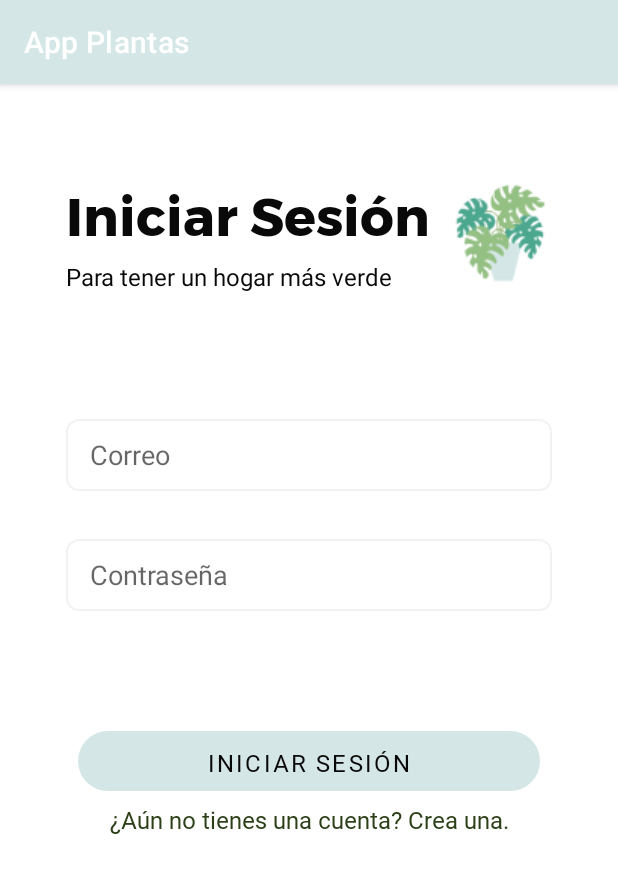
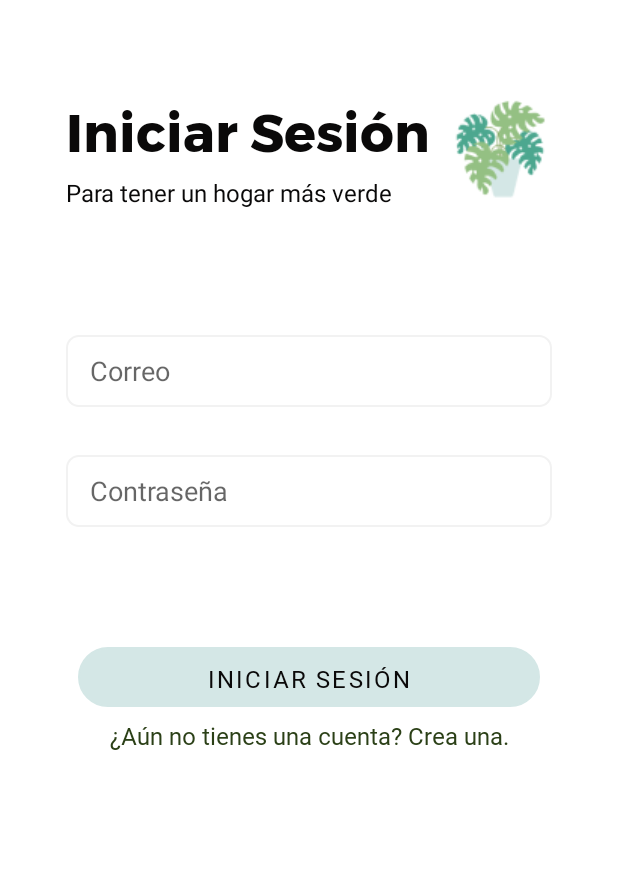
Before and after one commit to SaidAZG/ProyectoAndroid1, an Android app: the screen it shows after launch (IniciarSesion), after a tap on "Continuar", on a phone screen of 412 x 824 dp. Shown: the top 873 px of the screen. Run offline under Robolectric (Android 15) with nearby library versions, the phone set to English and light mode, and no system bars; our stand-ins replace Firebase (no records; nobody signed in at launch, a user with empty details on screens opened directly), data binding; Roboto replaces fonts that are not available here.

Commit message:
Corrección 1 Flujo Inicio

```diff
--- a/app/src/main/AndroidManifest.xml
+++ b/app/src/main/AndroidManifest.xml
@@ -12,13 +12,12 @@
         android:theme="@style/Theme.App_Plantas_ISWM">
         <activity android:name=".MainActivity">
         </activity>
-        <activity android:name=".ConsultarPlantas"
-            android:parentActivityName="mx.ipn.escom.app_plantas_iswm.Menu"></activity>
+        <activity android:name=".ConsultarPlantas"></activity>
         <activity android:name=".RegistrarUsuario"
             android:parentActivityName="mx.ipn.escom.app_plantas_iswm.IniciarSesion"></activity>
         <activity android:name=".IniciarSesion"></activity>
         <activity android:name=".RegistrarPlanta"
-            android:parentActivityName="mx.ipn.escom.app_plantas_iswm.Menu"></activity>
+            android:parentActivityName="mx.ipn.escom.app_plantas_iswm.ConsultarPlantas"></activity>
         <activity android:name=".Menu"></activity>
         <activity android:name=".More"
             android:parentActivityName="mx.ipn.escom.app_plantas_iswm.ConsultarPlantas"></activity>
--- a/app/src/main/java/mx/ipn/escom/app_plantas_iswm/ConsultarPlantas.kt
+++ b/app/src/main/java/mx/ipn/escom/app_plantas_iswm/ConsultarPlantas.kt
@@ -27,9 +27,6 @@ class ConsultarPlantas : AppCompatActivity(), View.OnClickListener, OnItemClick
 
     override fun onCreate(savedInstanceState: Bundle?) {
         super.onCreate(savedInstanceState)
-        //Activar la barra de navegacion superior
-        supportActionBar!!.setDisplayHomeAsUpEnabled(true)
-
         //Variable de Sesion
         var id: String = this.intent.extras?.getString("id").toString()
 
--- a/app/src/main/java/mx/ipn/escom/app_plantas_iswm/IniciarSesion.kt
+++ b/app/src/main/java/mx/ipn/escom/app_plantas_iswm/IniciarSesion.kt
@@ -32,6 +32,7 @@ class IniciarSesion : AppCompatActivity() {
     override fun onCreate(savedInstanceState: Bundle?) {
         super.onCreate(savedInstanceState)
         binding.root
+        supportActionBar?.hide()
     }
 
     fun goToRegister(view: android.view.View) {
@@ -51,7 +52,7 @@ class IniciarSesion : AppCompatActivity() {
                     if (task.result!!.documents.isNotEmpty()){
                         var id: String = task.result!!.documents[0].id
                         Toast.makeText(this,"Bienvenido",Toast.LENGTH_SHORT).show()
-                        var intent: Intent = Intent(this,Menu::class.java)
+                        var intent: Intent = Intent(this,ConsultarPlantas::class.java)
                         intent.putExtra("id",id)
                         startActivity(intent)
                         finish()
--- a/app/src/main/java/mx/ipn/escom/app_plantas_iswm/SplshActivity.kt
+++ b/app/src/main/java/mx/ipn/escom/app_plantas_iswm/SplshActivity.kt
@@ -9,12 +9,21 @@ import androidx.appcompat.app.AppCompatActivity
 class SplashActivity : AppCompatActivity() {
     override fun onCreate(savedInstanceState: Bundle?) {
         super.onCreate(savedInstanceState)
-        actionBar?.hide()
+        supportActionBar?.hide()
         setContentView(R.layout.cover)
+        val tutorialKey = "SOME_KEY"
+        val firstTime = getPreferences(MODE_PRIVATE).getBoolean(tutorialKey, true)
         Handler().postDelayed({
-            val intent = Intent(this@SplashActivity, MainActivity::class.java)
-            startActivity(intent)
-            finish()
+            if (firstTime) {
+                val intent = Intent(this@SplashActivity, MainActivity::class.java)
+                startActivity(intent)
+                finish()
+                getPreferences(MODE_PRIVATE).edit().putBoolean(tutorialKey, false).apply()
+            }else{
+                val intent = Intent(this@SplashActivity, IniciarSesion::class.java)
+                startActivity(intent)
+                finish()
+            }
         }, 4000)
     }
 }
```
